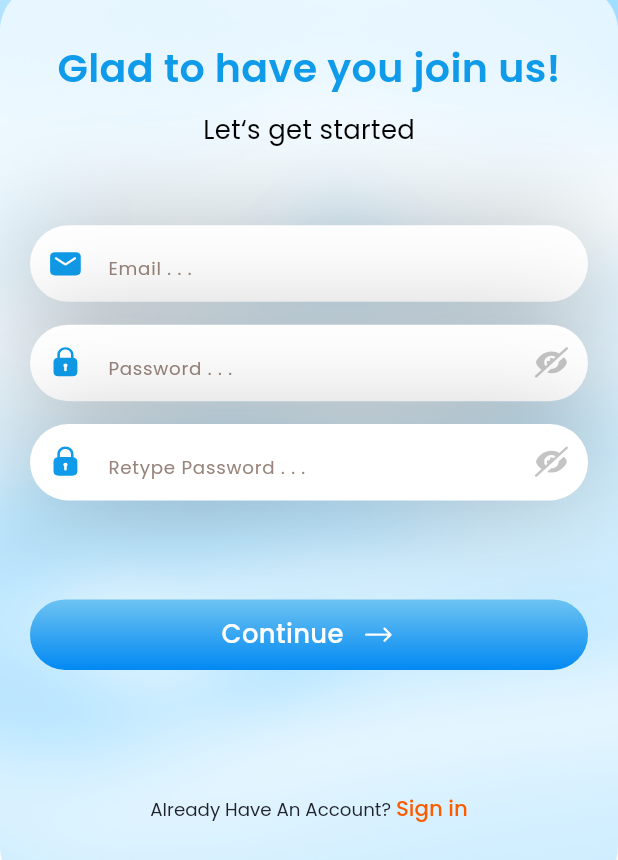
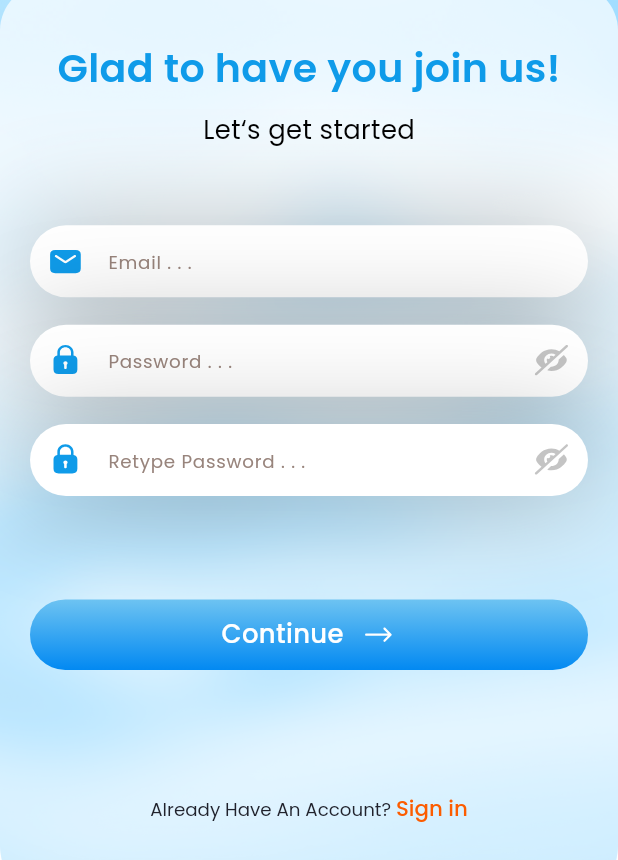
Before and after one commit to fahimmehemmod2005/Map, a Flutter app: the CreateAccountView screen opened by its route, on a phone screen of 412 x 824 dp, the part 376-1236 px from its top. Run offline on Flutter 3.47's test engine with Material 3 defaults, Android fonts, the phone set to English and light mode, and no system bars; our stand-ins replace flutter_screenutil, flutter_svg, get, google_fonts, pin_code_fields.

Commit message:
contect padding

```diff
--- a/lib/common/widget/custom_text_form_field/custom_textfield.dart
+++ b/lib/common/widget/custom_text_form_field/custom_textfield.dart
@@ -99,7 +99,7 @@ class CustomTextFormField extends StatelessWidget {
           filled: true,
           fillColor: fillColor,
           contentPadding: contentPadding ??
-              EdgeInsets.symmetric(vertical: 16.h, horizontal: 16.w),
+              EdgeInsets.symmetric(vertical: 8.h, horizontal: 16.w),
           enabledBorder: OutlineInputBorder(
             borderSide: const BorderSide(color: Colors.transparent),
             borderRadius: BorderRadius.circular(borderRadius.r),
```
